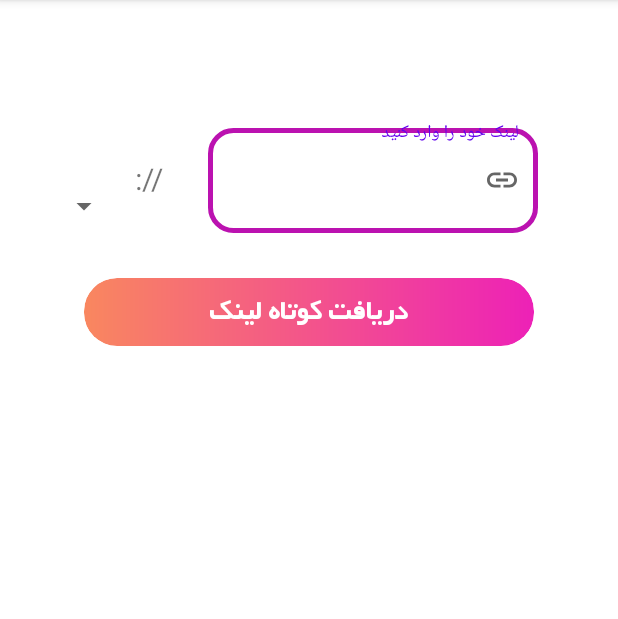
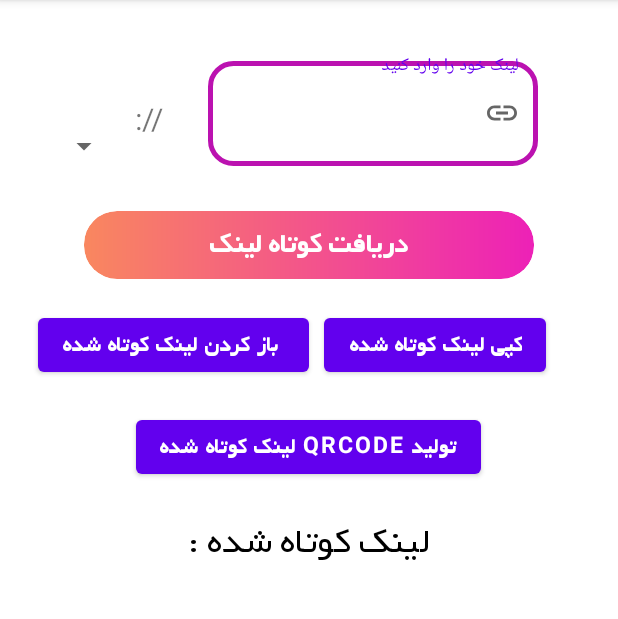
Before and after one commit to AmirMahdi-Novinfar/Shorten-Link-App, an Android app: the screen it shows after launch (MainActivity), on a phone screen of 412 x 824 dp, the part 84-703 px from its top. Run offline under Robolectric (Android 15) with nearby library versions, the phone set to English and light mode, and no system bars; libraries missing offline, so code that uses them is left out: com.andreseko.

Commit message:
change shortenurl services

```diff
--- a/app/src/main/java/com/example/myapplication/MainActivity.java
+++ b/app/src/main/java/com/example/myapplication/MainActivity.java
@@ -1,27 +1,19 @@
 package com.example.myapplication;
 
 import androidx.appcompat.app.AppCompatActivity;
-import androidx.cardview.widget.CardView;
 
-import android.content.Intent;
-import android.graphics.SweepGradient;
 import android.os.Bundle;
 import android.util.Patterns;
 import android.view.View;
 import android.widget.ArrayAdapter;
-import android.widget.Button;
-import android.widget.FrameLayout;
 import android.widget.RelativeLayout;
 import android.widget.Spinner;
-import android.widget.Toast;
 
 import com.andreseko.SweetAlert.SweetAlertDialog;
 import com.example.myapplication.MyConnection.BitlyAPI;
-import com.example.myapplication.MyConnection.GEtaaj;
 import com.google.android.material.textfield.TextInputEditText;
 
 import java.io.IOException;
-import java.time.Duration;
 import java.util.concurrent.TimeUnit;
 import java.util.regex.Matcher;
 import java.util.regex.Pattern;
@@ -39,7 +31,7 @@ public class MainActivity extends AppCompatActivity {
 
 
 
-    public static final String BASE_URL = "https://api-ssl.bitly.com";
+    public static final String BASE_URL = "https://tinyurl.com/";
     public static final String[] BASE_PROTOCOLS = {"انتخاب کنید..","http","https","rtsp"};
 
     TextInputEditText editText;
@@ -128,7 +120,7 @@ public class MainActivity extends AppCompatActivity {
 
     }
 
-    private void GetshortLinkFromBitly(String validurl) {
+    private void GetshortLinkFromBitly(String validurlstr) {
 
         HttpLoggingInterceptor httpLoggingInterceptor = new HttpLoggingInterceptor();
         httpLoggingInterceptor.level(HttpLoggingInterceptor.Level.BODY);
@@ -142,7 +134,7 @@ public class MainActivity extends AppCompatActivity {
                 .build();
 
         BitlyAPI bitlyAPI = retrofit.create(BitlyAPI.class);
-        Call<ResponseBody> responseBodyCall = bitlyAPI.GETSHORTLINK(new ShortlinkDataModel("bit.ly", validurl));
+        Call<ResponseBody> responseBodyCall = bitlyAPI.GETSHORTLINK(validurlstr);
         responseBodyCall.enqueue(new Callback<ResponseBody>() {
             @Override
             public void onResponse(Call<ResponseBody> call, Response<ResponseBody> response) {
--- a/app/src/main/java/com/example/myapplication/MyConnection/BitlyAPI.java
+++ b/app/src/main/java/com/example/myapplication/MyConnection/BitlyAPI.java
@@ -1,24 +1,16 @@
 package com.example.myapplication.MyConnection;
-
-import com.example.myapplication.ShortlinkDataModel;
 
 import okhttp3.ResponseBody;
 import retrofit2.Call;
-import retrofit2.http.Body;
-import retrofit2.http.Headers;
-import retrofit2.http.POST;
+import retrofit2.http.GET;
+import retrofit2.http.Query;
 
 public interface BitlyAPI {
 
 
-    @Headers({
-            "Authorization: Bearer 37cf8aceb93bd84c66c0092f0e4aa10c0738bf8b",
-            "Content-Type: application/json"
-    })
 
-
-    @POST("/v4/shorten" )
-    Call<ResponseBody> GETSHORTLINK(@Body ShortlinkDataModel shortlinkDataModel);
+    @GET("/api-create.php" )
+    Call<ResponseBody> GETSHORTLINK(@Query("url") String url);
 
 
 }
--- a/app/src/main/java/com/example/myapplication/MyConnection/GEtaaj.java
+++ /dev/null
@@ -1,12 +0,0 @@
-package com.example.myapplication.MyConnection;
-
-import okhttp3.ResponseBody;
-import retrofit2.Call;
-import retrofit2.http.GET;
-
-public interface GEtaaj {
-
-
-    @GET("/")
-    Call<ResponseBody> getdata();
-}
--- a/app/src/main/java/com/example/myapplication/ShortlinkDataModel.java
+++ /dev/null
@@ -1,29 +0,0 @@
-package com.example.myapplication;
-
-public class ShortlinkDataModel {
-
-
-
-    String domain,long_url;
-
-    public ShortlinkDataModel(String domain, String long_url) {
-        this.domain = domain;
-        this.long_url = long_url;
-    }
-
-    public String getDomain() {
-        return domain;
-    }
-
-    public void setDomain(String domain) {
-        this.domain = domain;
-    }
-
-    public String getLong_url() {
-        return long_url;
-    }
-
-    public void setLong_url(String long_url) {
-        this.long_url = long_url;
-    }
-}
--- a/app/src/main/res/layout/activity_main.xml
+++ b/app/src/main/res/layout/activity_main.xml
@@ -8,6 +8,7 @@
 
 
     <RelativeLayout
+        android:id="@+id/rellayone"
         android:layout_width="match_parent"
         android:layout_height="wrap_content">
 
@@ -16,7 +17,7 @@
             android:layout_width="30dp"
             android:layout_height="wrap_content"
             android:layout_marginLeft="50dp"
-            android:layout_marginTop="105dp" />
+            android:layout_marginTop="65dp" />
 
 
         <TextView
@@ -24,7 +25,7 @@
             android:layout_width="wrap_content"
             android:layout_height="wrap_content"
             android:layout_marginLeft="10dp"
-            android:layout_marginTop="105dp"
+            android:layout_marginTop="65dp"
             android:layout_toRightOf="@+id/protocolselector"
             android:text="://"
             android:textSize="20dp"></TextView>
@@ -35,7 +36,7 @@
             android:layout_width="220dp"
             android:layout_height="wrap_content"
             android:layout_marginLeft="30dp"
-            android:layout_marginTop="80dp"
+            android:layout_marginTop="35dp"
             android:layout_toRightOf="@+id/dots">
 
             <com.google.android.material.textfield.TextInputEditText
@@ -101,4 +102,75 @@
     </RelativeLayout>
 
 
+    <RelativeLayout
+        android:id="@+id/rellaytwo"
+        android:layout_width="match_parent"
+        android:layout_height="wrap_content"
+        android:layout_below="@+id/rellayone">
+
+
+        <Button
+            android:id="@+id/open_shorten_link"
+            android:layout_width="wrap_content"
+            android:layout_height="wrap_content"
+            android:layout_marginLeft="25dp"
+            android:layout_marginTop="20dp"
+            android:fontFamily="@font/byekan"
+            android:text=" باز کردن لینک کوتاه شده"
+            android:textColor="@color/white"
+            android:textSize="15sp"
+            android:textStyle="bold"></Button>
+
+        <Button
+            android:layout_width="wrap_content"
+            android:layout_height="wrap_content"
+            android:layout_marginLeft="10dp"
+            android:layout_marginTop="20dp"
+            android:layout_toRightOf="@+id/open_shorten_link"
+            android:fontFamily="@font/byekan"
+            android:text="کپی لینک کوتاه شده"
+            android:textColor="@color/white"
+            android:textSize="15sp"
+            android:textStyle="bold"></Button>
+
+    </RelativeLayout>
+
+
+    <RelativeLayout
+        android:id="@+id/rellaythree"
+        android:layout_width="match_parent"
+        android:layout_height="wrap_content"
+        android:layout_below="@+id/rellaytwo">
+
+
+        <Button
+            android:id="@+id/Create_QRCODE"
+            android:layout_width="wrap_content"
+            android:layout_height="wrap_content"
+            android:layout_centerHorizontal="true"
+            android:layout_marginTop="20dp"
+            android:fontFamily="@font/byekan"
+            android:text="تولید QRCODE لینک کوتاه شده"
+            android:textColor="@color/white"
+            android:textSize="15sp"
+            android:textStyle="bold"></Button>
+
+
+    </RelativeLayout>
+
+
+    <TextView
+        android:layout_width="wrap_content"
+        android:layout_height="wrap_content"
+        android:layout_below="@id/rellaythree"
+        android:text="لینک کوتاه شده :"
+        android:fontFamily="@font/byekan"
+        android:id="@+id/show_shortenlink"
+        android:textColor="@color/black"
+        android:textSize="25sp"
+        android:layout_centerHorizontal="true"
+        android:layout_marginTop="20dp"
+     ></TextView>
+
+
 </RelativeLayout>
```
